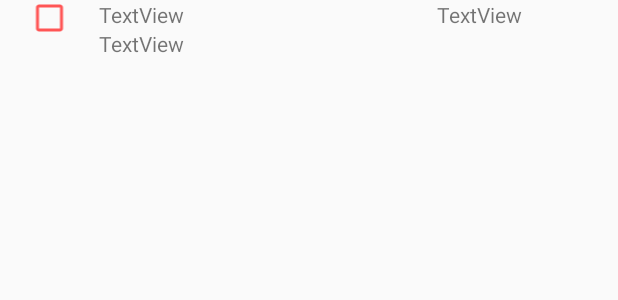
After one commit to nikitadergachov/MyDoctor, an Android app: the layout custom_list_item.xml on its own in the app's theme, with its tools: preview values and no code run, on a phone screen of 412 x 824 dp. The commit adds this screen. Shown: the top 300 px of the screen. Run offline under Robolectric (Android 15) with nearby library versions, the phone set to English and light mode, and no system bars.

Commit message:
Style list view. Custom list item

```diff
--- a/app/src/main/java/com/example/nikit/mydoctor/InfinityViewPager/PageModel.java
+++ b/app/src/main/java/com/example/nikit/mydoctor/InfinityViewPager/PageModel.java
@@ -18,7 +18,6 @@ public class PageModel {
     private String[] tabletNames;
     public TextView textView;
     public ListView listView;
-    public LauncherActivity.ListItem listItem;
 
 
     public PageModel(int index) {
@@ -32,8 +31,7 @@ public class PageModel {
 
     public void setIndex(int index) {
         this.index = index;
-        String date = DateFormat.getPositionDay(index);
-        this.text = date;
+        this.text = DateFormat.getPositionDay(index);
     }
 
     public String getText() {
--- /dev/null
+++ b/app/src/main/res/drawable/no_check.xml
@@ -0,0 +1,9 @@
+<vector xmlns:android="http://schemas.android.com/apk/res/android"
+        android:width="24dp"
+        android:height="24dp"
+        android:viewportWidth="24.0"
+        android:viewportHeight="24.0">
+    <path
+        android:fillColor="#ff5555"
+        android:pathData="M19,5v14H5V5h14m0,-2H5c-1.1,0 -2,0.9 -2,2v14c0,1.1 0.9,2 2,2h14c1.1,0 2,-0.9 2,-2V5c0,-1.1 -0.9,-2 -2,-2z"/>
+</vector>
--- /dev/null
+++ b/app/src/main/res/layout/custom_list_item.xml
@@ -0,0 +1,47 @@
+<?xml version="1.0" encoding="utf-8"?>
+<LinearLayout xmlns:android="http://schemas.android.com/apk/res/android"
+    xmlns:app="http://schemas.android.com/apk/res-auto"
+    xmlns:tools="http://schemas.android.com/tools"
+    android:orientation="horizontal" android:layout_width="match_parent"
+    android:layout_height="match_parent">
+
+    <ImageView
+        android:layout_width="wrap_content"
+        android:layout_height="wrap_content"
+        app:srcCompat="@drawable/no_check"
+        android:id="@+id/check_image"
+        android:layout_weight="0.2" />
+
+    <LinearLayout
+        android:orientation="vertical"
+        android:layout_width="wrap_content"
+        android:layout_height="wrap_content"
+        android:layout_weight="0.8">
+
+        <TextView
+            android:text="TextView"
+            android:layout_width="match_parent"
+            android:layout_height="wrap_content"
+            android:id="@+id/tablet_name" />
+
+        <TextView
+            android:text="TextView"
+            android:layout_width="match_parent"
+            android:layout_height="wrap_content"
+            android:id="@+id/count" />
+
+        <TextView
+            android:layout_width="match_parent"
+            android:layout_height="wrap_content"
+            android:id="@+id/time_check"
+            android:layout_weight="0.2" />
+    </LinearLayout>
+
+    <TextView
+        android:text="TextView"
+        android:layout_width="wrap_content"
+        android:layout_height="wrap_content"
+        android:id="@+id/receipt_time"
+        android:layout_weight="0.3" />
+
+</LinearLayout>
--- a/app/src/main/res/layout/header.xml
+++ b/app/src/main/res/layout/header.xml
@@ -1,7 +1,7 @@
 <?xml version="1.0" encoding="utf-8"?>
 <LinearLayout xmlns:android="http://schemas.android.com/apk/res/android"
     android:layout_height="match_parent"
-    android:orientation="horizontal"
+    android:orientation="vertical"
     android:layout_width="match_parent">
 
     <TextView
@@ -9,6 +9,7 @@
         android:layout_width="fill_parent"
         android:layout_height="wrap_content"
         android:gravity="center_horizontal"
-        android:textSize="24sp" />
+        android:textSize="24sp"
+        android:background="@color/colorAccent"/>
 
 </LinearLayout>
```
Also changed, not shown: app/src/main/java/com/example/nikit/mydoctor/MainActivity.java (+31 -6 lines), app/src/main/java/com/example/nikit/mydoctor/TabletArrayAdapter.java (added, +57 -0 lines), app/src/main/res/drawable/Check.xml (added, +9 -0 lines), app/src/main/res/layout/content_main.xml (+12 -5 lines).
